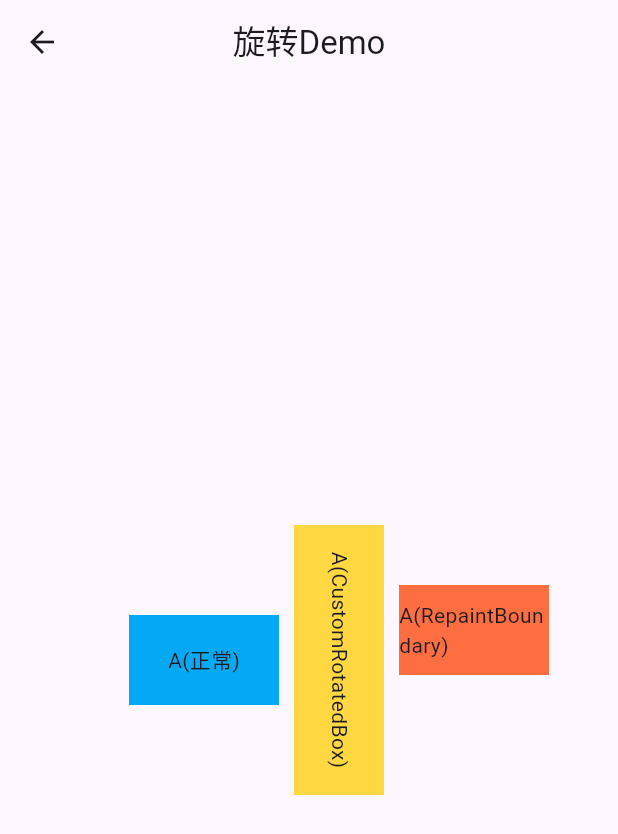
After one commit to zuozuozuo-cz/study_flutter, a Flutter app: the CompositingPage screen opened by its route, on a phone screen of 412 x 824 dp. The commit adds this screen. Shown: the top 834 px of the screen. Run offline on Flutter 3.47's test engine with Material 3 defaults, Android fonts, the phone set to English and light mode, and no system bars; our stand-ins replace dio, get, logger; generated files the repository leaves out were written again.

Commit message:
合成原理演示

```diff
--- a/lib/home_list_page.dart
+++ b/lib/home_list_page.dart
@@ -28,6 +28,8 @@ class _HomeListPageState extends State<HomeListPage> {
     {'title': 'element 生命周期理解', 'route': AppRoutes.element},
     {'title': 'frame 理解', 'route': AppRoutes.frame},
     {'title': 'layout 理解', 'route': AppRoutes.layout},
+    {'title': '绘制 理解', 'route': AppRoutes.painting},
+    {'title': '合成 理解', 'route': AppRoutes.compositing},
   ];
 
   String md =
--- /dev/null
+++ b/lib/page/understanding/compositing/compositing_page.dart
@@ -0,0 +1,62 @@
+import 'package:flutter/cupertino.dart';
+import 'package:flutter/material.dart';
+import 'package:study_flutter/main.dart';
+import 'package:study_flutter/page/widget/understanding/compositing/custom_rotated_box.dart';
+
+class CompositingPage extends StatefulWidget {
+  const CompositingPage({super.key});
+
+  @override
+  State<CompositingPage> createState() => _CompositingPageState();
+}
+
+class _CompositingPageState extends State<CompositingPage> {
+  @override
+  Widget build(BuildContext context) {
+    return Scaffold(
+      appBar: AppBar(title: Text('旋转Demo'),centerTitle: true,),
+      body: Row(
+        mainAxisAlignment: MainAxisAlignment.center,
+        crossAxisAlignment: CrossAxisAlignment.center,
+        children: [
+         ColoredBox(
+            color: Colors.lightBlue,
+            child: SizedBox(
+              width: 100,
+              height: 60,
+              child: Center(child: Text('A(正常)')),
+            ),
+          ),
+          SizedBox(width: 10,),
+          Center(
+            child: CustomRotatedBox(
+              child: ColoredBox(
+                color: Colors.amberAccent,
+                child: SizedBox(
+                  width: 180,
+                  height: 60,
+                  child: Center(child: Text('A(CustomRotatedBox)')),
+                ),
+              ),
+            ),
+          ),
+          SizedBox(width: 10,),
+          Center(
+            child: CustomRotatedBox(
+              child: RepaintBoundary(
+                child: ColoredBox(
+                  color: Colors.deepOrangeAccent,
+                  child: SizedBox(
+                    width: 100,
+                    height: 60,
+                    child: Center(child: Text('A(RepaintBoundary)')),
+                  ),
+                ),
+              ),
+            ),
+          ),
+        ],
+      ),
+    );
+  }
+}
--- a/lib/routes/app_routes.dart
+++ b/lib/routes/app_routes.dart
@@ -23,4 +23,6 @@ class AppRoutes {
   static const element = '$understanding/element';
   static const frame = '$understanding/frame';
   static const layout = '$understanding/layout';
+  static const painting = '$understanding/paint';
+  static const compositing = '$understanding/compositing';
 }
--- a/lib/routes/understanding_routes.dart
+++ b/lib/routes/understanding_routes.dart
@@ -1,11 +1,15 @@
 import 'package:get/get_navigation/src/routes/get_route.dart';
+import 'package:study_flutter/page/understanding/compositing/compositing_page.dart';
 import 'package:study_flutter/page/understanding/element_lifecycle_page.dart';
 import 'package:study_flutter/page/understanding/frame_page.dart';
 import 'package:study_flutter/page/understanding/layout/layout_page.dart';
+import 'package:study_flutter/page/understanding/painting/paint_page.dart';
 import 'package:study_flutter/routes/app_routes.dart';
 
 final List<GetPage> understandingRoutes = [
   GetPage(name: AppRoutes.element, page: () => ElementLifecyclePage()),
   GetPage(name: AppRoutes.frame, page: () => FramePage()),
   GetPage(name: AppRoutes.layout, page: () => LayoutPage()),
+  GetPage(name: AppRoutes.painting, page: () => PaintPage()),
+  GetPage(name: AppRoutes.compositing, page: () => CompositingPage()),
 ];
```
Also changed, not shown: lib/page/understanding/painting/paint_page.dart (added, +43 -0 lines), lib/page/widget/understanding/compositing/custom_rotated_box.dart (added, +56 -0 lines), lib/page/widget/understanding/compositing/custom_rotated_box_new.dart (added, +56 -0 lines).
